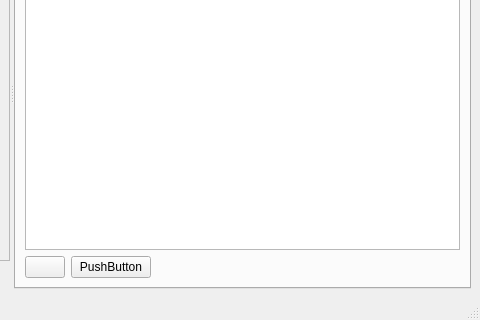
Old version of the form MainWindow.ui in the repository jplozf/Quish; both pictures show x 206 to 686 and y 132 to 452 of the 686 by 452 pixel window.
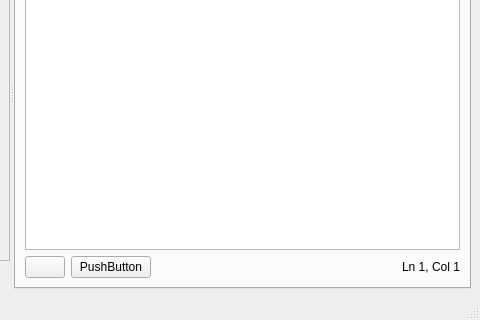
New version of the form. Icons and pictures are not drawn. Custom widgets are drawn as their Qt base class.

The edit to the form file:
```diff
--- a/MainWindow.ui
+++ b/MainWindow.ui
@@ -227,6 +227,13 @@
                   </property>
                  </spacer>
                 </item>
+                <item>
+                 <widget class="QLabel" name="lblCursorPosition">
+                  <property name="text">
+                   <string>Ln 1, Col 1</string>
+                  </property>
+                 </widget>
+                </item>
                </layout>
               </item>
              </layout>
```
